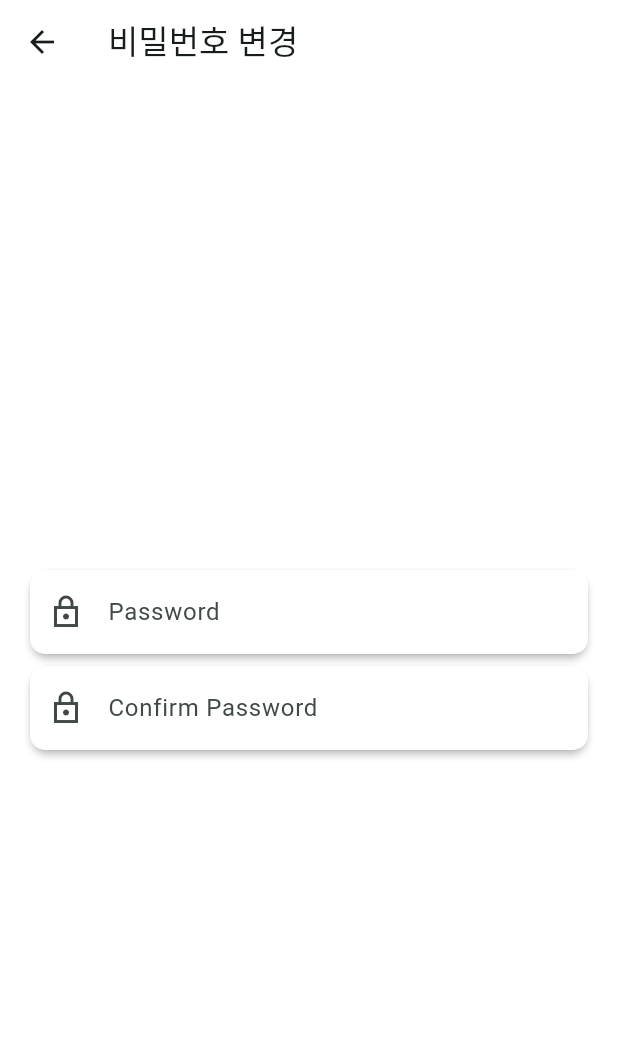
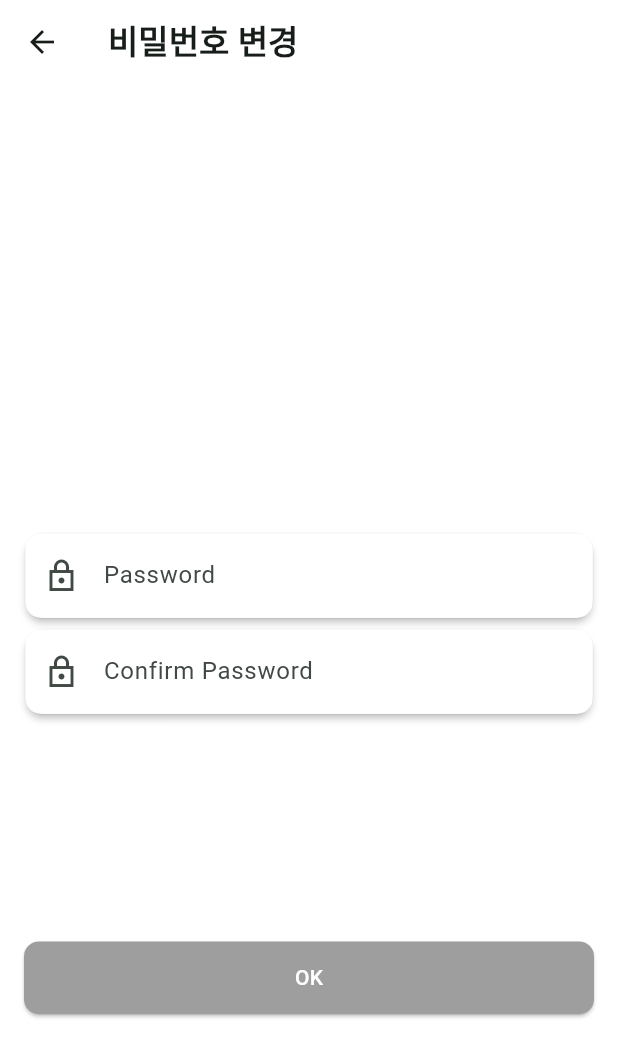
Before and after one commit to KW-EcoVision/ecovision-mobile, a Flutter app: the Setting screen opened directly, after a tap on "비밀번호 변경", on a phone screen of 412 x 824 dp. Shown: the top 1057 px of the screen. Run offline on Flutter 3.47's test engine with Material 3 defaults, Android fonts, the phone set to English and light mode, and no system bars; our stand-ins replace camera, geolocator, google_maps_flutter, location, stop_watch_timer; network calls fail.

Commit message:
fix : 컴포넌트 크기 조정

```diff
--- a/lib/view/page/Setting.dart
+++ b/lib/view/page/Setting.dart
@@ -2,7 +2,10 @@ import 'package:eco_vision/view/page/LoginPage.dart';
 import 'package:eco_vision/view/page/setting/EditInfoPage.dart';
 import 'package:eco_vision/view/page/setting/EditPasswordPage.dart';
 import 'package:eco_vision/view/page/setting/ServiceTermPage.dart';
+import 'package:eco_vision/view/widget/EcoAlertDialog.dart';
+import 'package:flutter/cupertino.dart';
 import 'package:flutter/material.dart';
+import 'package:flutter/widgets.dart';
 
 class Setting extends StatefulWidget {
   const Setting({super.key});
@@ -20,6 +23,7 @@ class _SettingState extends State<Setting> {
         backgroundColor: Colors.white,
         title: const Text(
           'Setting',
+          style: TextStyle(fontWeight: FontWeight.bold),
         ),
       ),
       body: SafeArea(
@@ -27,8 +31,8 @@ class _SettingState extends State<Setting> {
           child: Column(
             children: [
               Container(
-                margin: const EdgeInsets.fromLTRB(16, 8, 16, 8),
-                width: MediaQuery.of(context).size.width - 32,
+                  margin: const EdgeInsets.fromLTRB(8, 8, 8, 0),
+                  width: MediaQuery.of(context).size.width - 20,
                   child: Card(
                     color: Colors.white,
                     child: ListView(
@@ -85,8 +89,8 @@ class _SettingState extends State<Setting> {
                     ),
                   )),
               Container(
-                margin: const EdgeInsets.fromLTRB(16, 8, 16, 8),
-                width: MediaQuery.of(context).size.width - 32,
+                margin: const EdgeInsets.fromLTRB(8, 8, 8, 0),
+                width: MediaQuery.of(context).size.width - 20,
                 // height: MediaQuery.of(context).size.width / 3 - 32,
                 child: Card(
                   color: Colors.white,
@@ -99,13 +103,34 @@ class _SettingState extends State<Setting> {
                           '계정 탈퇴',
                           style: TextStyle(color: Colors.red),
                         ),
-                        onTap: () {},
+                        onTap: () {
+                          showCupertinoDialog(
+                              context: context,
+                              builder: (context) {
+                                return EcoAlertDialog(
+                                  title: '계정을 삭제하시겠습니까?',
+                                  content: '당신의 모든 데이터가 삭제되며 다시 복구할 수 없습니다.',
+                                  acceptFunction: () {
+                                    Navigator.of(context).pushAndRemoveUntil(
+                                        MaterialPageRoute(
+                                            builder: (context) =>
+                                                const LoginPage()),
+                                        (route) => false);
+                                  },
+                                  cancelFunction: () {
+                                    Navigator.pop(context);
+                                  },
+                                );
+                              });
+                        },
                       ),
                     ],
                   ),
-                )),
+                ),
+              ),
             ],
-        )),
+          ),
+        ),
       ),
     );
   }
--- a/lib/view/page/setting/EditPasswordPage.dart
+++ b/lib/view/page/setting/EditPasswordPage.dart
@@ -1,6 +1,7 @@
 import 'package:eco_vision/model/EditPasswordData.dart';
 import 'package:eco_vision/service/PasswordValidator.dart';
 import 'package:eco_vision/view/const/EcoVisionColor.dart';
+import 'package:eco_vision/view/widget/EcoButton.dart';
 import 'package:eco_vision/view/widget/EcoTextField.dart';
 import 'package:flutter/material.dart';
 import 'package:flutter/widgets.dart';
@@ -31,21 +32,27 @@ class _EditPasswordPageState extends State<EditPasswordPage> {
       appBar: AppBar(
         title: const Text(
           '비밀번호 변경',
+          style: TextStyle(fontWeight: FontWeight.bold),
         ),
         backgroundColor: Colors.white,
       ),
       body: SafeArea(
         child: Center(
           child: Column(
-          mainAxisAlignment: MainAxisAlignment.center,
+            mainAxisAlignment: MainAxisAlignment.spaceEvenly,
+            children: [
+              const SizedBox(),
+              Column(
                 children: [
                   EcoTextField(
                     prefixIcon: const Icon(Icons.lock_outline_sharp),
                     labelText: 'Password',
-              width: MediaQuery.of(context).size.width - 32,
+                    width: MediaQuery.of(context).size.width - 26,
                     height: MediaQuery.of(context).size.height / 10,
-              enabledBorderColor: borderColorByValid(passwordValidator.isValid),
-              focusedBorderColor: borderColorByValid(passwordValidator.isValid),
+                    enabledBorderColor:
+                        borderColorByValid(passwordValidator.isValid),
+                    focusedBorderColor:
+                        borderColorByValid(passwordValidator.isValid),
                     radius: 10,
                     isPassword: true,
                     onChanged: (value) {
@@ -60,7 +67,7 @@ class _EditPasswordPageState extends State<EditPasswordPage> {
                             userData.password.isEmpty)
                         ? null
                         : SizedBox(
-                      width: MediaQuery.of(context).size.width - 32,
+                            width: MediaQuery.of(context).size.width - 26,
                             child: const Text(
                               '  비밀번호는 영문자와 숫자를 포함하여 9자 이상이어야 합니다.',
                               style: TextStyle(color: Colors.red),
@@ -70,12 +77,14 @@ class _EditPasswordPageState extends State<EditPasswordPage> {
                   EcoTextField(
                     prefixIcon: const Icon(Icons.lock_outline_sharp),
                     labelText: 'Confirm Password',
-              width: MediaQuery.of(context).size.width - 32,
+                    width: MediaQuery.of(context).size.width - 26,
                     height: MediaQuery.of(context).size.height / 10,
-              enabledBorderColor: borderColorByValid(confirmPassword.isEmpty
+                    enabledBorderColor: borderColorByValid(
+                        confirmPassword.isEmpty
                             ? null
                             : (userData.password == confirmPassword)),
-              focusedBorderColor: borderColorByValid(confirmPassword.isEmpty
+                    focusedBorderColor: borderColorByValid(
+                        confirmPassword.isEmpty
                             ? null
                             : (userData.password == confirmPassword)),
                     radius: 10,
@@ -87,7 +96,28 @@ class _EditPasswordPageState extends State<EditPasswordPage> {
                   ),
                 ],
               ),
-      )),
+              EcoButton(
+                onPressed: () {
+                  if ((passwordValidator.validate(userData.password)) &&
+                      (userData.password == confirmPassword)) {
+                    // 비밀번호 변경 요청 추가
+                    Navigator.pop(context);
+                  }
+                },
+                text: 'OK',
+                radius: 10,
+                width: MediaQuery.of(context).size.width - 32,
+                height: MediaQuery.of(context).size.height / 17,
+                backgroundColor:
+                    ((((passwordValidator.validate(userData.password)) &&
+                            (userData.password == confirmPassword))
+                        ? EcoVisionColor.mainGreen
+                        : Colors.grey)),
+              )
+            ],
+          ),
+        ),
+      ),
     );
   }
 }
```
Also changed, not shown: lib/view/page/HistoryPage.dart (+6 -3 lines), lib/view/page/LoginPage.dart (+5 -4 lines), lib/view/page/MainFrame.dart (+7 -2 lines), lib/view/page/SignupPage.dart (+7 -7 lines), lib/view/page/setting/EditInfoPage.dart (+32 -7 lines). Lines whose indentation alone changed are shown as unchanged.
